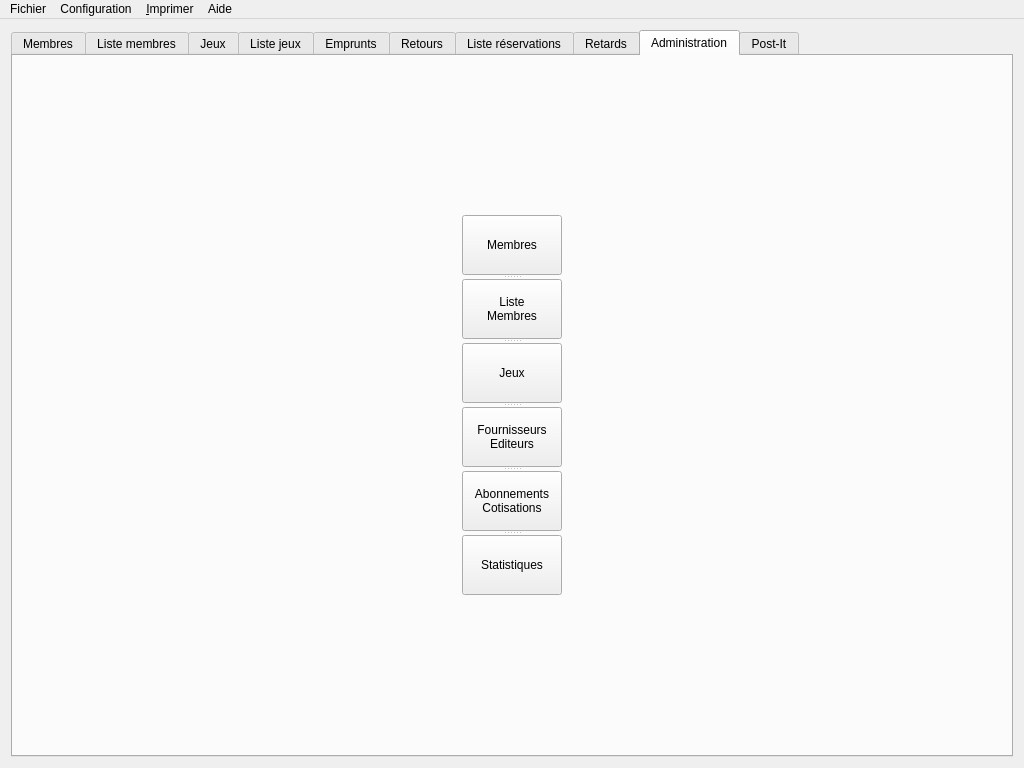
Old version of the form f_mainwindow.ui in the repository nivhg/ludopen.
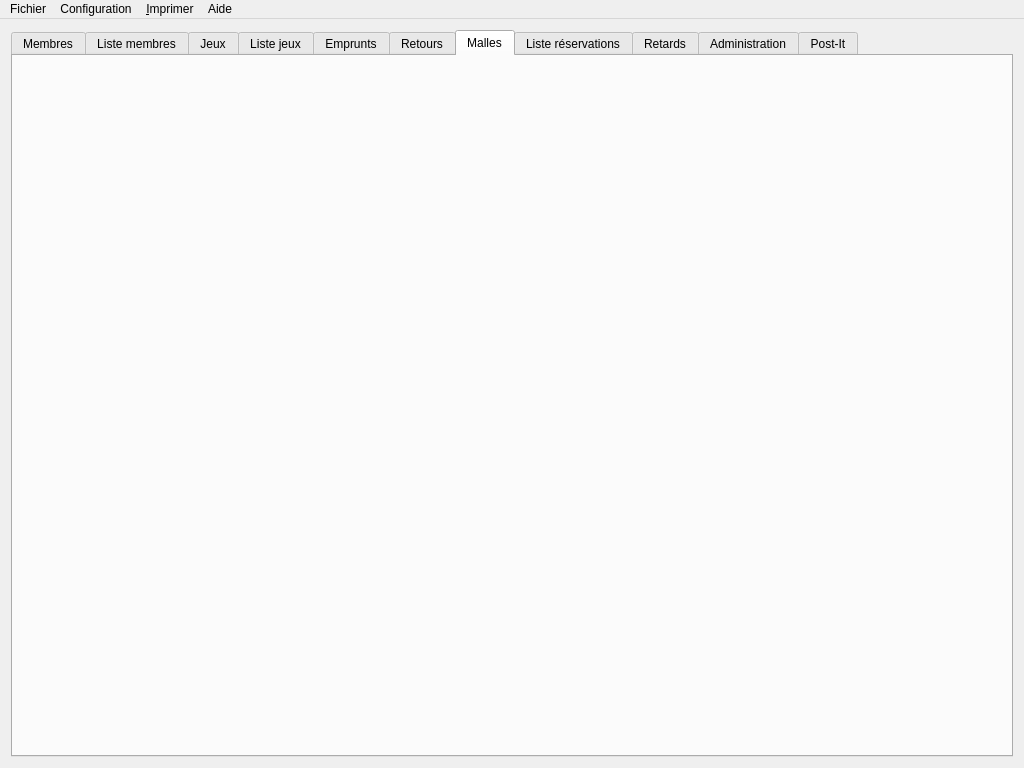
New version of the form. Icons and pictures are not drawn.

What changed in the file:
```diff
--- a/f_mainwindow.ui
+++ b/f_mainwindow.ui
@@ -48,11 +48,8 @@
       <property name="layoutDirection">
        <enum>Qt::LeftToRight</enum>
       </property>
-      <property name="styleSheet">
-       <string notr="true"/>
-      </property>
       <property name="currentIndex">
-       <number>8</number>
+       <number>6</number>
       </property>
       <property name="iconSize">
        <size>
@@ -154,6 +151,21 @@
         </item>
        </layout>
       </widget>
+      <widget class="QWidget" name="Malles">
+       <attribute name="icon">
+        <iconset>
+         <normalon>:/Carton_rentrant.png</normalon>
+        </iconset>
+       </attribute>
+       <attribute name="title">
+        <string>Malles</string>
+       </attribute>
+       <layout class="QGridLayout" name="gridLayout_5">
+        <item row="0" column="0">
+         <layout class="QHBoxLayout" name="Lay_Malles"/>
+        </item>
+       </layout>
+      </widget>
       <widget class="QWidget" name="ListeReservations">
        <property name="layoutDirection">
         <enum>Qt::LeftToRight</enum>
```
Left out of the diff: 2 changed lines with no effect on the pictures.
